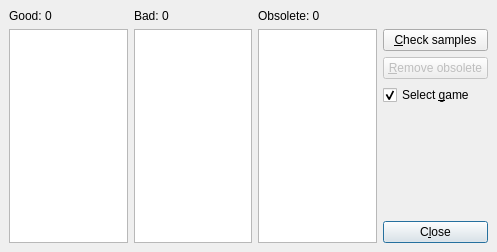
Old version of the form sampcheck.ui in the repository qmc2/qmc2-mame-fe.
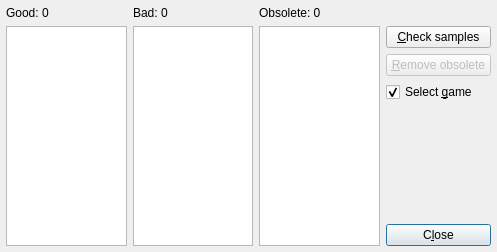
New version of the form.

Commit message: imp: general layouting facelift (smaller layout content margins)

```diff
--- a/sampcheck.ui
+++ b/sampcheck.ui
@@ -106,7 +106,7 @@
    </item>
   </layout>
  </widget>
- <layoutdefault spacing="6" margin="9"/>
+ <layoutdefault spacing="6" margin="6"/>
  <tabstops>
   <tabstop>listWidgetSamplesGood</tabstop>
   <tabstop>listWidgetSamplesBad</tabstop>
```
The commit also changes 27 other files.
